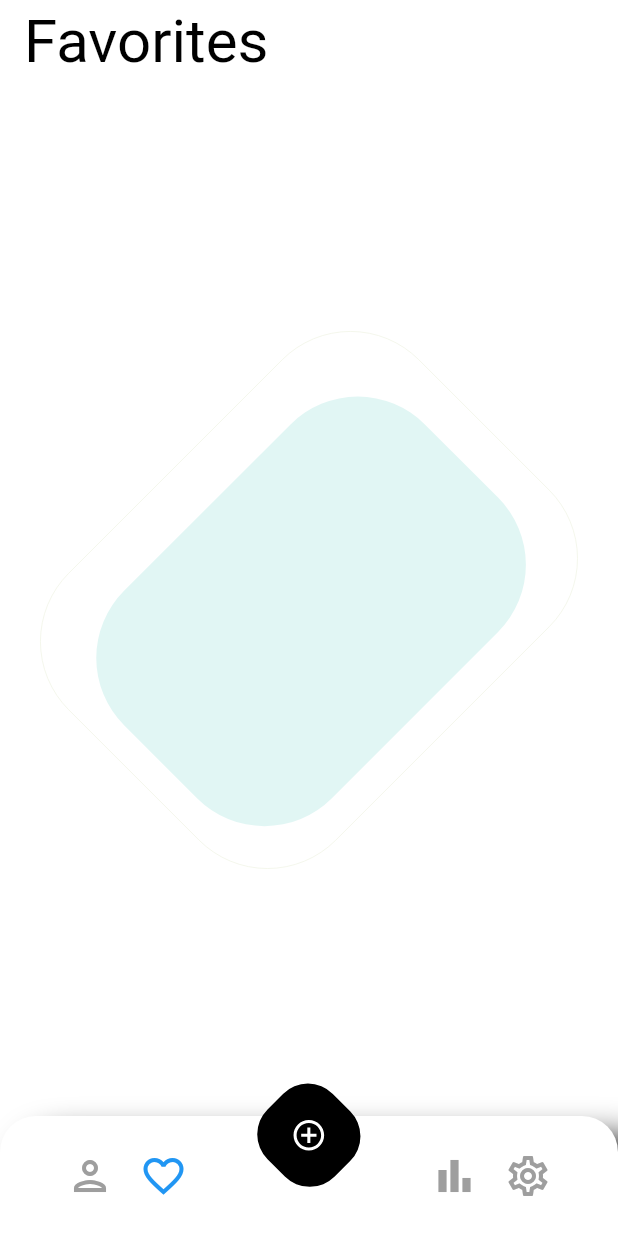
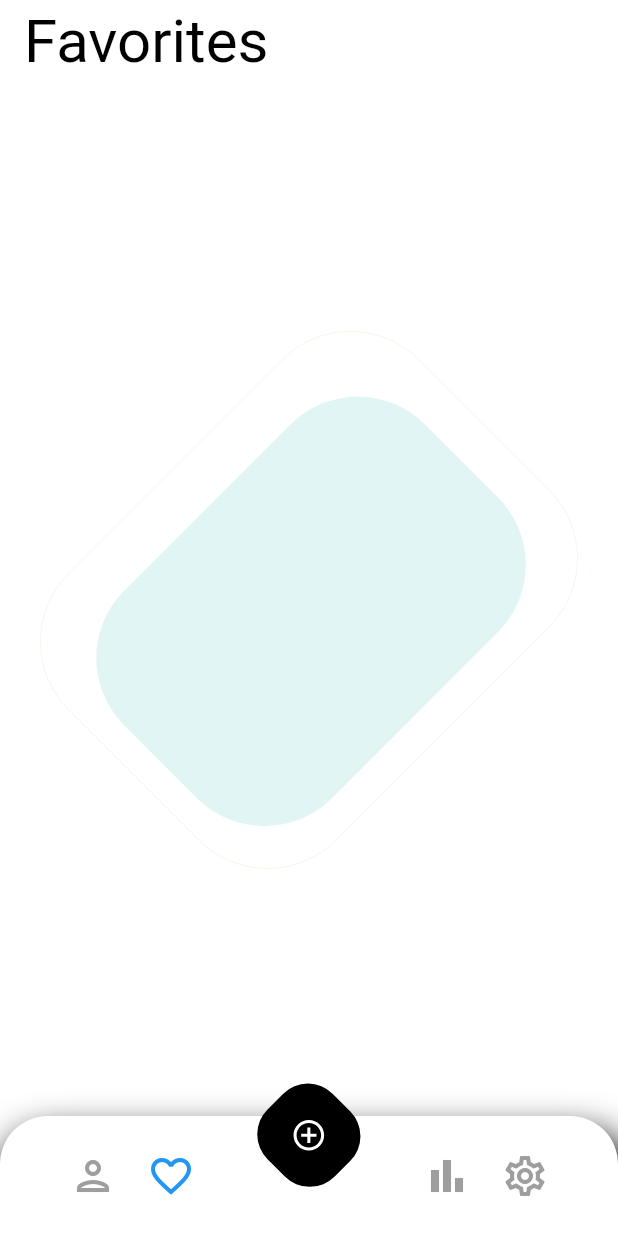
Before and after one commit to mostafa-aziz/pomodoro-timer, a Flutter app: the screen it shows after launch, swiped to page 2, on a phone screen of 412 x 824 dp. Run offline on Flutter 3.47's test engine with Material 2 defaults, Android fonts, the phone set to English and light mode, and no system bars; our stand-ins replace dartx, flutter_mobx, flutter_svg, mobx, permission_handler, shared_preferences and 1 more; generated files the repository leaves out were written again; network calls fail.

Commit message:
Update nav bar

```diff
--- a/lib/widgets/app_navigation_bar.dart
+++ b/lib/widgets/app_navigation_bar.dart
@@ -27,14 +27,14 @@ class _CustomBottomNavigationBarState extends State<AppNavigationBar> {
               blurRadius: 20.0,
               spreadRadius: 4.0,
               offset: Offset(
-                20.0,
-                20.0,
+                5.0,
+                15.0,
               ),
             )
           ],
           borderRadius: const BorderRadius.only(
-            topLeft: Radius.circular(24.0),
-            topRight: Radius.circular(24.0),
+            topLeft: Radius.circular(32.0),
+            topRight: Radius.circular(32.0),
           ),
         ),
         child: Row(
@@ -48,7 +48,7 @@ class _CustomBottomNavigationBarState extends State<AppNavigationBar> {
               onPressed: () => widget.onTap(0),
               color: widget.selectedIndex == 0 ? Colors.blue : Colors.grey,
             ),
-            const SizedBox(width: 1),
+            const SizedBox(width: 4.0),
             SizedBox(
               child: IconButton(
                 icon: const Icon(
@@ -59,13 +59,8 @@ class _CustomBottomNavigationBarState extends State<AppNavigationBar> {
                 color: widget.selectedIndex == 1 ? Colors.blue : Colors.grey,
               ),
             ),
-            const SizedBox(width: 1),
-            Padding(
-              padding: const EdgeInsets.only(
-                left: 8.0,
-                right: 8.0,
-              ),
-              child: Transform.scale(
+            const SizedBox(width: 4.0),
+            Transform.scale(
               scale: 1.2,
               child: Transform.translate(
                 offset: const Offset(0, -20),
@@ -85,8 +80,7 @@ class _CustomBottomNavigationBarState extends State<AppNavigationBar> {
                 ),
               ),
             ),
-            ),
-            const SizedBox(width: 1),
+            const SizedBox(width: 4.0),
             SizedBox(
               child: IconButton(
                 icon: const Icon(
@@ -97,7 +91,7 @@ class _CustomBottomNavigationBarState extends State<AppNavigationBar> {
                 color: widget.selectedIndex == 3 ? Colors.blue : Colors.grey,
               ),
             ),
-            const SizedBox(width: 1),
+            const SizedBox(width: 4.0),
             SizedBox(
               child: IconButton(
                 icon: const Icon(
```
Lines whose indentation alone changed are shown as unchanged.
